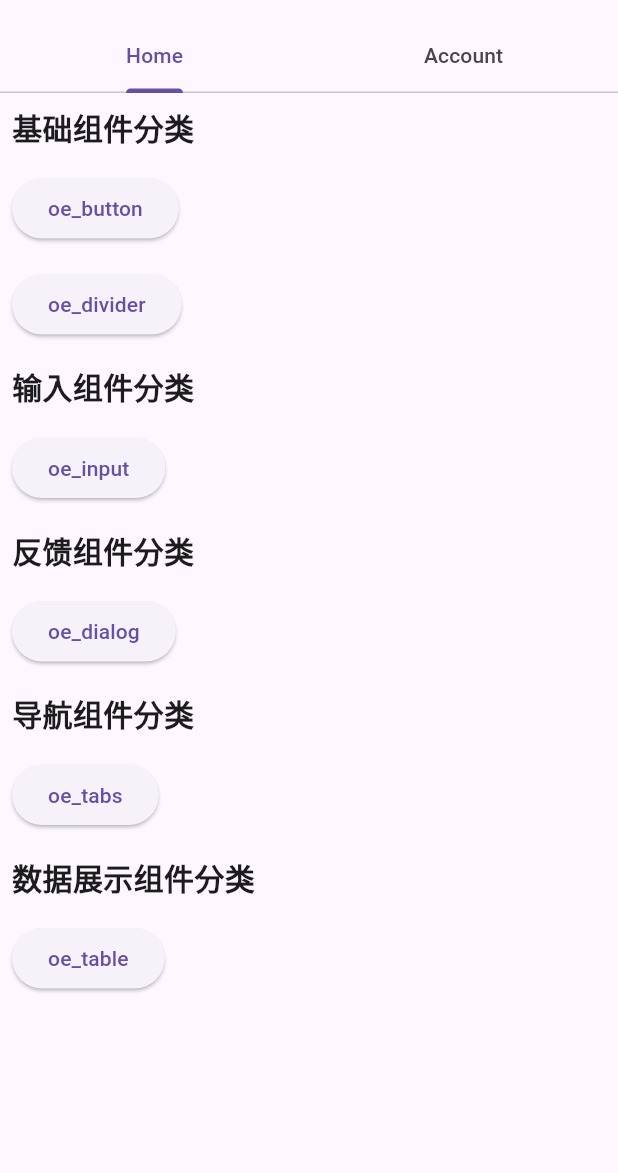
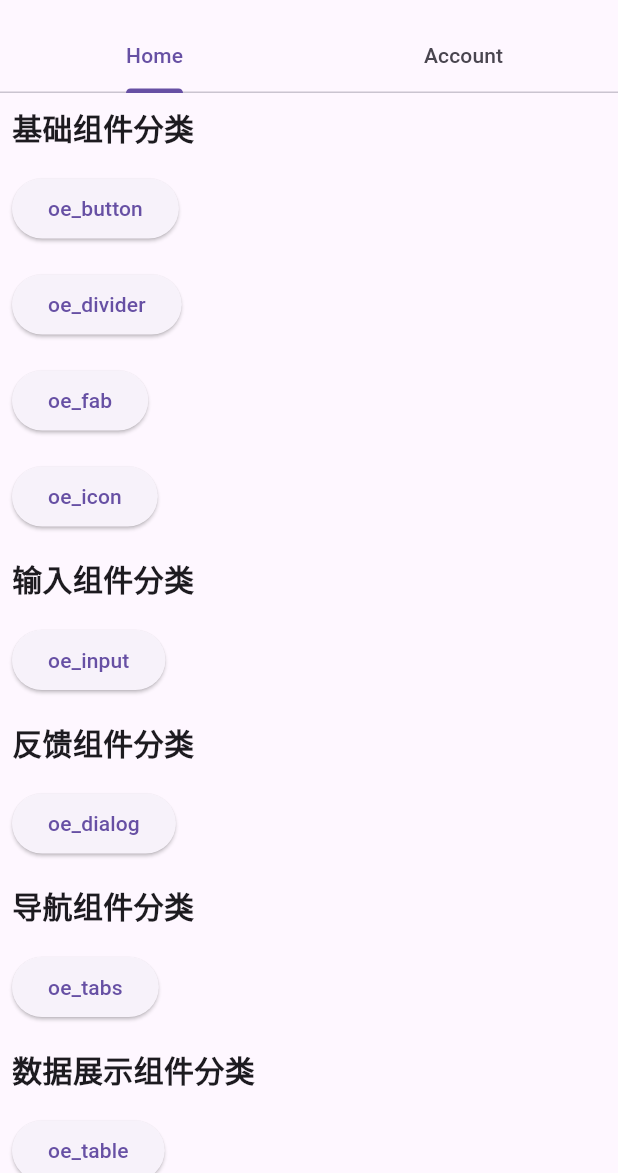
Before and after one commit to Gzx97/my_component_library, a Flutter app: the screen it shows after launch, on a phone screen of 412 x 824 dp, the part 63-1236 px from its top. Run offline on Flutter 3.47's test engine with Material 3 defaults, Android fonts, the phone set to English and light mode, and no system bars; our stand-ins replace flutter_slidable, flutter_swiper_null_safety, image_picker.

Commit message:
feat: 样例新增页面

```diff
--- a/example/lib/config.dart
+++ b/example/lib/config.dart
@@ -1,6 +1,8 @@
 import 'package:flutter/material.dart';
 import 'pages/home/base_components/oe_button_page.dart';
 import 'pages/home/base_components/oe_divider_page.dart';
+import 'pages/home/base_components/oe_fab_page.dart';
+import 'pages/home/base_components/oe_icon_page.dart';
 import 'pages/home/data_display_components/oe_table_page.dart';
 import 'pages/home/feedback_components/oe_dialog_page.dart';
 import 'pages/home/input_components/oe_input_page.dart';
@@ -11,6 +13,8 @@ class ExampleMap {
   static final Map<String, Widget Function()> baseComponents = {
     'oe_button': () => const OeButtonPage(),
     'oe_divider': () => const OeDividerPage(),
+    'oe_fab': () => const OeFabPage(),
+    'oe_icon': () => const OeIconPage(),
   };
   // 输入组件
   static final Map<String, Widget Function()> inputComponents = {
--- a/example/lib/routes/app_router.dart
+++ b/example/lib/routes/app_router.dart
@@ -1,4 +1,6 @@
 import 'package:flutter/material.dart';
+import '../pages/home/base_components/oe_fab_page.dart';
+import '../pages/home/base_components/oe_icon_page.dart';
 import '../pages/home/data_display_components/oe_table_page.dart';
 import '../pages/home/feedback_components/oe_dialog_page.dart';
 import '../pages/home/home_page.dart';
@@ -28,6 +30,10 @@ class AppRouter {
         return MaterialPageRoute(builder: (context) => const OeButtonPage());
       case '/oe_divider':
         return MaterialPageRoute(builder: (context) => const OeDividerPage());
+      case '/oe_fab':
+        return MaterialPageRoute(builder: (context) => const OeFabPage());
+      case '/oe_icon':
+        return MaterialPageRoute(builder: (context) => const OeIconPage());
       // 输入组件路由
       case '/oe_input':
         return MaterialPageRoute(builder: (context) => const OeInputViewPage());
```
Also changed, not shown: example/lib/pages/home/base_components/oe_fab_page.dart (added, +24 -0 lines), example/lib/pages/home/base_components/oe_icon_page.dart (added, +24 -0 lines).
